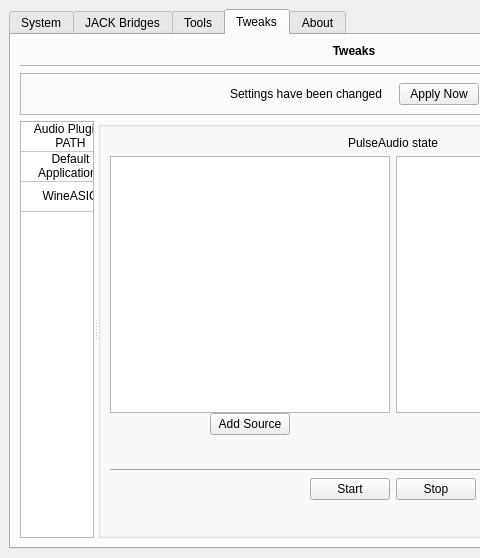
The window that resources/ui/caleson.ui (LADI/Cadence) describes before a commit, drawn with Qt 5; both pictures show x 0 to 480 and y 0 to 558 of the 708 by 558 pixel window.
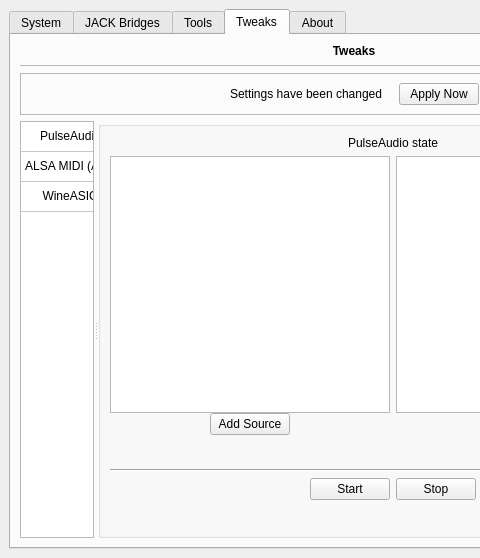
The same window after the commit. The open tabs and pages were chosen to show the change. Icons and pictures are not drawn. Custom widgets are drawn as their Qt base class.

Commit message: rename tweaks entries

Patch:
```diff
--- a/resources/ui/caleson.ui
+++ b/resources/ui/caleson.ui
@@ -1427,12 +1427,12 @@
            </attribute>
            <row>
             <property name="text">
-             <string>audio-plugins</string>
+             <string>PulseAudio</string>
             </property>
            </row>
            <row>
             <property name="text">
-             <string>default-apps</string>
+             <string>ALSA MIDI (A2J)</string>
             </property>
            </row>
            <row>
@@ -1447,7 +1447,7 @@
            </column>
            <item row="0" column="0">
             <property name="text">
-             <string>Audio Plugins PATH</string>
+             <string>PulseAudio</string>
             </property>
             <property name="textAlignment">
              <set>AlignCenter</set>
@@ -1458,7 +1458,7 @@
            </item>
            <item row="1" column="0">
             <property name="text">
-             <string>Default Applications</string>
+             <string>ALSA MIDI (A2J)</string>
             </property>
             <property name="textAlignment">
              <set>AlignCenter</set>
```
Left out of the diff: 11 changed lines with no effect on the pictures.
